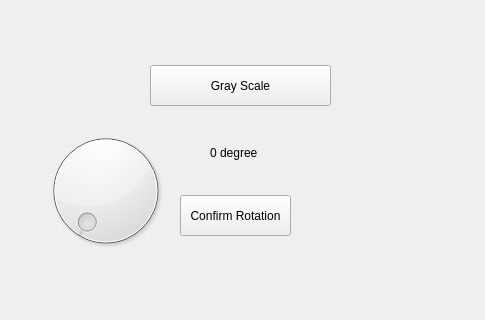
mohake-keshavarzi/AP-Final-Project, file mainForm.ui: the form before one commit; both pictures show x 0 to 485 and y 85 to 405 of the 1229 by 867 pixel window.
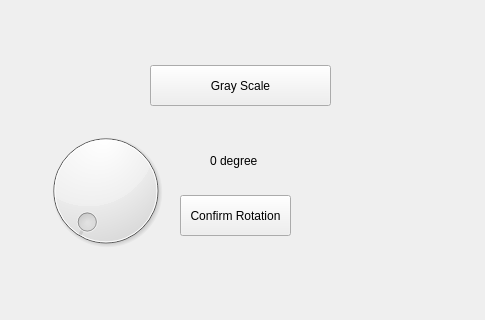
The form after the commit.

Commit message: Rotation Completed

```diff
--- a/mainForm.ui
+++ b/mainForm.ui
@@ -113,8 +113,8 @@
      <rect>
       <x>210</x>
       <y>230</y>
-      <width>55</width>
-      <height>16</height>
+      <width>71</width>
+      <height>31</height>
      </rect>
     </property>
     <property name="text">
```
Left out of the diff: 2 changed lines with no effect on the pictures. The commit also changes 1 other file.
